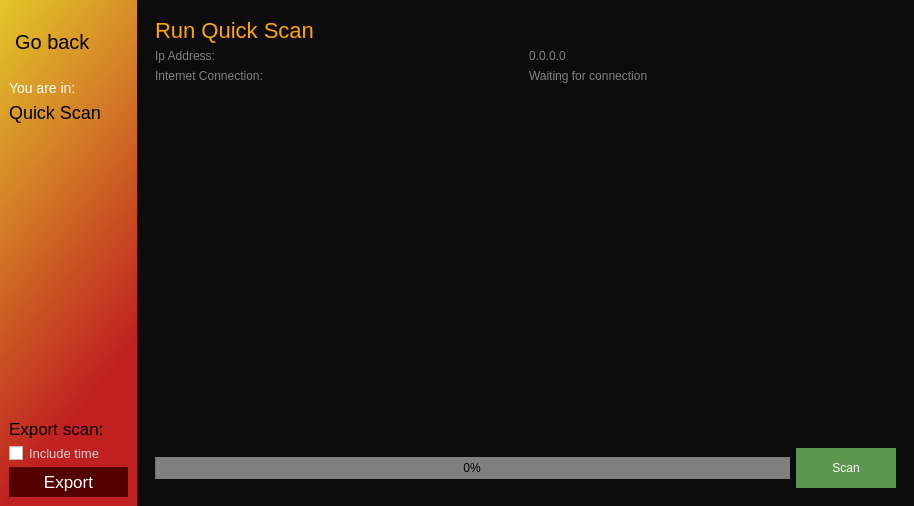
This is router/scan_ui/Quick.ui in hunterjreid/HomeScan as Qt 5 draws it before an edit. The edited form follows.
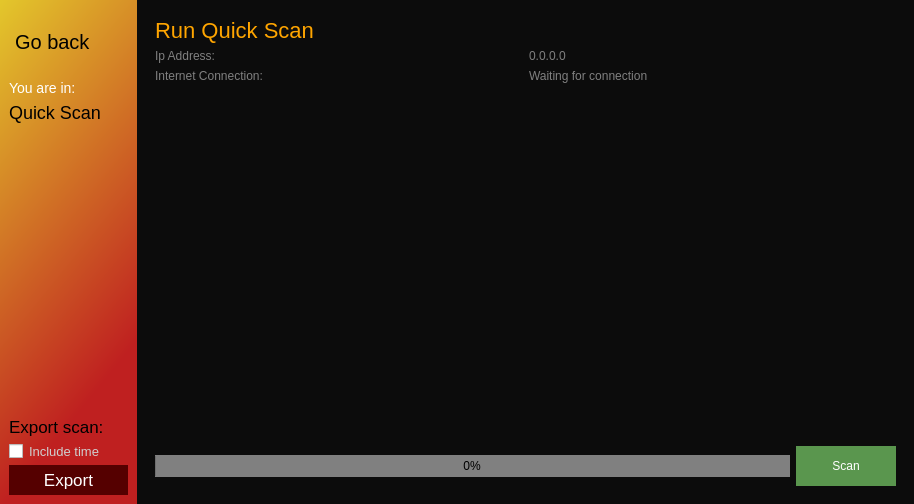
This is the edited form. Icons and pictures are not drawn.

Diff of the .ui file:
```diff
--- a/router/scan_ui/Quick.ui
+++ b/router/scan_ui/Quick.ui
@@ -7,7 +7,7 @@
     <x>0</x>
     <y>0</y>
     <width>914</width>
-    <height>506</height>
+    <height>504</height>
    </rect>
   </property>
   <property name="maximumSize">
@@ -310,6 +310,9 @@
           </item>
           <item>
            <widget class="QTextEdit" name="textEdit">
+            <property name="styleSheet">
+             <string notr="true">color:white;</string>
+            </property>
             <property name="undoRedoEnabled">
              <bool>false</bool>
             </property>
```
